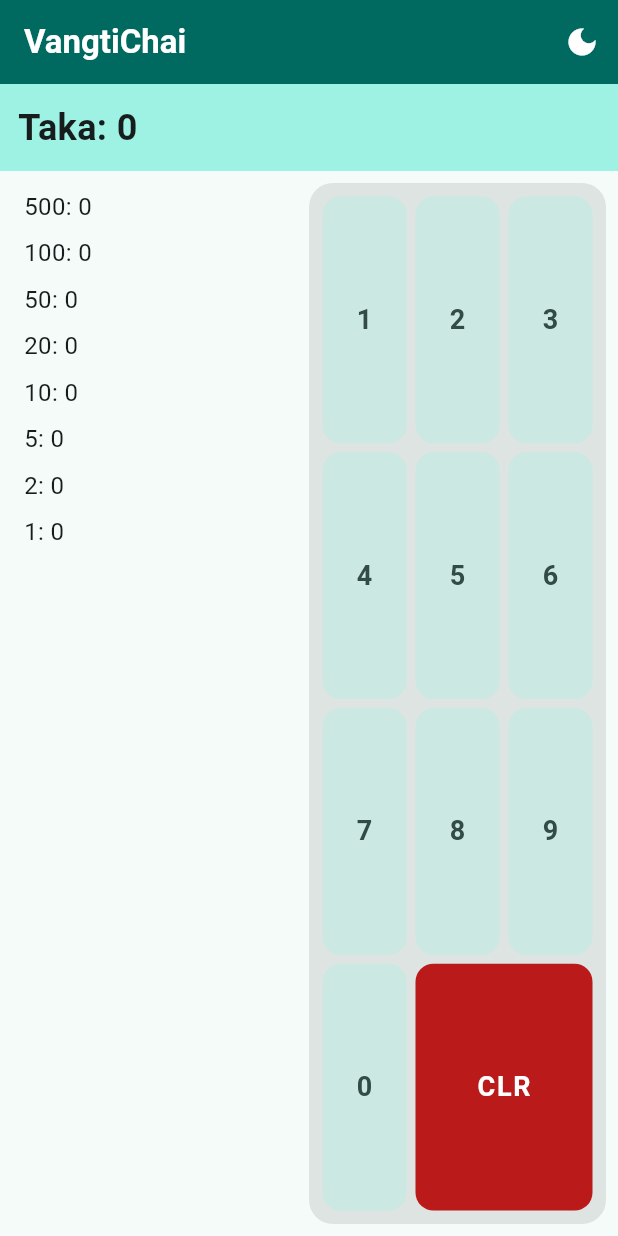
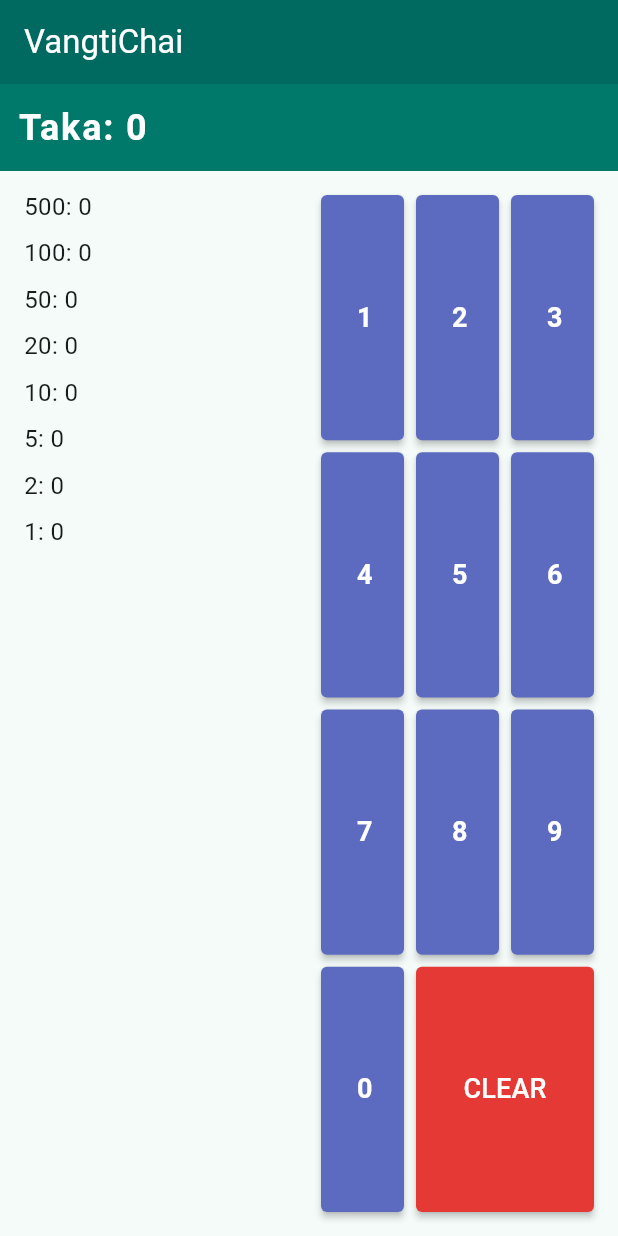
Before and after one commit to nailanafisalamia/CSE489-Assignment-1-VangtiChai-APP, a Flutter app: the screen it shows after launch, on a phone screen of 412 x 824 dp. Run offline on Flutter 3.47's test engine with Material 3 defaults, Android fonts, the phone set to English and light mode, and no system bars.

Commit message:
Initial Commit

```diff
--- a/lib/home_page.dart
+++ b/lib/home_page.dart
@@ -6,14 +6,7 @@ import 'widgets/change_table.dart';
 import 'widgets/numeric_keypad.dart';
 
 class HomePage extends StatefulWidget {
-  final VoidCallback onToggleTheme;
-  final bool isDark;
-
-  const HomePage({
-    super.key,
-    required this.onToggleTheme,
-    required this.isDark,
-  });
+  const HomePage({super.key});
 
   @override
   State<HomePage> createState() => _HomePageState();
@@ -45,35 +38,27 @@ class _HomePageState extends State<HomePage> {
 
     return Scaffold(
       appBar: AppBar(
-        title: const Text(
-          'VangtiChai',
-          style: TextStyle(fontWeight: FontWeight.bold),
-        ),
+        title: const Text('VangtiChai'),
         backgroundColor: Theme.of(context).colorScheme.primary,
         foregroundColor: Colors.white,
-        actions: [
-          IconButton(
-            icon: Icon(
-              widget.isDark ? Icons.light_mode : Icons.dark_mode,
-              color: Colors.white,
-            ),
-            tooltip:
-                widget.isDark ? 'Switch to light mode' : 'Switch to dark mode',
-            onPressed: widget.onToggleTheme,
-          ),
-        ],
       ),
       body: OrientationBuilder(
         builder: (context, orientation) {
-          return orientation == Orientation.portrait
-              ? _buildPortrait(changeMap, isTablet)
-              : _buildLandscape(changeMap, isTablet);
+          if (orientation == Orientation.portrait) {
+            return _buildPortrait(context, changeMap, isTablet);
+          } else {
+            return _buildLandscape(context, changeMap, isTablet);
+          }
         },
       ),
     );
   }
 
-  Widget _buildPortrait(Map<int, int> changeMap, bool isTablet) {
+  Widget _buildPortrait(
+    BuildContext context,
+    Map<int, int> changeMap,
+    bool isTablet,
+  ) {
     return Column(
       children: [
         AmountDisplay(amount: _amount, isTablet: isTablet),
@@ -106,7 +91,11 @@ class _HomePageState extends State<HomePage> {
     );
   }
 
-  Widget _buildLandscape(Map<int, int> changeMap, bool isTablet) {
+  Widget _buildLandscape(
+    BuildContext context,
+    Map<int, int> changeMap,
+    bool isTablet,
+  ) {
     return Column(
       children: [
         AmountDisplay(amount: _amount, isTablet: isTablet),
--- a/lib/main.dart
+++ b/lib/main.dart
@@ -5,22 +5,8 @@ void main() {
   runApp(const VangtiChaiApp());
 }
 
-class VangtiChaiApp extends StatefulWidget {
+class VangtiChaiApp extends StatelessWidget {
   const VangtiChaiApp({super.key});
-
-  @override
-  State<VangtiChaiApp> createState() => _VangtiChaiAppState();
-}
-
-class _VangtiChaiAppState extends State<VangtiChaiApp> {
-  ThemeMode _themeMode = ThemeMode.light;
-
-  void _toggleTheme() {
-    setState(() {
-      _themeMode =
-          _themeMode == ThemeMode.light ? ThemeMode.dark : ThemeMode.light;
-    });
-  }
 
   @override
   Widget build(BuildContext context) {
@@ -31,18 +17,7 @@ class _VangtiChaiAppState extends State<VangtiChaiApp> {
         colorScheme: ColorScheme.fromSeed(seedColor: Colors.teal),
         useMaterial3: true,
       ),
-      darkTheme: ThemeData(
-        colorScheme: ColorScheme.fromSeed(
-          seedColor: Colors.teal,
-          brightness: Brightness.dark,
-        ),
-        useMaterial3: true,
-      ),
-      themeMode: _themeMode,
-      home: HomePage(
-        onToggleTheme: _toggleTheme,
-        isDark: _themeMode == ThemeMode.dark,
-      ),
+      home: const HomePage(),
     );
   }
 }
--- a/lib/utils/app_dimensions.dart
+++ b/lib/utils/app_dimensions.dart
@@ -4,21 +4,18 @@ class AppDimensions {
   static const double amountFontSize = 24.0;
   static const double tableFontSize = 16.0;
   static const double buttonFontSize = 18.0;
-
-  static const double amountFontSizeTablet = 30.0;
-  static const double tableFontSizeTablet = 20.0;
-  static const double buttonFontSizeTablet = 22.0;
+  static const double tableHeaderFontSize = 18.0;
 
   static const double screenPadding = 8.0;
   static const double buttonPadding = 4.0;
   static const double tableRowPadding = 4.0;
   static const double amountPadding = 12.0;
 
-  static const double buttonBorderRadius = 12.0;
+  static const double buttonBorderRadius = 4.0;
   static const double buttonElevation = 2.0;
   static const double buttonMinHeight = 48.0;
-  static const double buttonGap = 3.0;
 
-  static const double keypadBorderRadius = 16.0;
-  static const double keypadPadding = 6.0;
+  static const double tableFontSizeTablet = 20.0;
+  static const double buttonFontSizeTablet = 22.0;
+  static const double amountFontSizeTablet = 30.0;
 }
--- a/lib/widgets/amount_display.dart
+++ b/lib/widgets/amount_display.dart
@@ -20,12 +20,14 @@ class AmountDisplay extends StatelessWidget {
     return Container(
       width: double.infinity,
       padding: const EdgeInsets.all(AppDimensions.amountPadding),
-      color: Theme.of(context).colorScheme.primaryContainer,
+      color: Colors.teal.shade700,
       child: Text(
         'Taka: $amount',
         style: TextStyle(
           fontSize: fontSize,
           fontWeight: FontWeight.bold,
+          color: Colors.white,
+          letterSpacing: 1.2,
         ),
       ),
     );
--- a/lib/widgets/change_table.dart
+++ b/lib/widgets/change_table.dart
@@ -4,7 +4,7 @@ import '../utils/change_calculator.dart';
 
 class ChangeTable extends StatelessWidget {
   final Map<int, int> changeMap;
-  final int columns;
+  final int columns; // 1 for portrait, 2 for landscape
   final bool isTablet;
 
   const ChangeTable({
@@ -21,9 +21,11 @@ class ChangeTable extends StatelessWidget {
         : AppDimensions.tableFontSize;
     final allDenoms = denominations;
 
-    return columns == 1
-        ? _buildSingleColumn(allDenoms, fontSize)
-        : _buildTwoColumns(allDenoms, fontSize);
+    if (columns == 1) {
+      return _buildSingleColumn(allDenoms, fontSize);
+    } else {
+      return _buildTwoColumns(allDenoms, fontSize);
+    }
   }
 
   Widget _buildSingleColumn(List<int> denoms, double fontSize) {
@@ -35,8 +37,8 @@ class ChangeTable extends StatelessWidget {
 
   Widget _buildTwoColumns(List<int> denoms, double fontSize) {
     final half = denoms.length ~/ 2;
-    final left = denoms.sublist(0, half);
-    final right = denoms.sublist(half);
+    final left = denoms.sublist(0, half);   // 500,100,50,20
+    final right = denoms.sublist(half);     // 10,5,2,1
 
     return Row(
       crossAxisAlignment: CrossAxisAlignment.start,
--- a/lib/widgets/numeric_keypad.dart
+++ b/lib/widgets/numeric_keypad.dart
@@ -2,7 +2,7 @@ import 'package:flutter/material.dart';
 import '../utils/app_dimensions.dart';
 
 class NumericKeypad extends StatelessWidget {
-  final int columns;
+  final int columns; // 3 for portrait, 4 for landscape
   final bool isTablet;
   final void Function(int digit) onDigit;
   final VoidCallback onClear;
@@ -21,59 +21,76 @@ class NumericKeypad extends StatelessWidget {
         ? AppDimensions.buttonFontSizeTablet
         : AppDimensions.buttonFontSize;
 
-    return Container(
-      decoration: BoxDecoration(
-        color: Theme.of(context).colorScheme.surfaceContainerHighest,
-        borderRadius: BorderRadius.circular(AppDimensions.keypadBorderRadius),
-      ),
-      padding: const EdgeInsets.all(AppDimensions.keypadPadding),
+    return Padding(
+      padding: const EdgeInsets.all(AppDimensions.buttonPadding),
       child: columns == 3
-          ? _buildPortraitGrid(context, fontSize)
-          : _buildLandscapeGrid(context, fontSize),
+          ? _buildPortraitLayout(fontSize)
+          : _buildLandscapeLayout(fontSize),
     );
   }
 
-  Widget _buildPortraitGrid(BuildContext context, double fontSize) {
+  // Portrait (3 cols): rows [1,2,3], [4,5,6], [7,8,9], [0, CLEAR(2)]
+  Widget _buildPortraitLayout(double fontSize) {
     return Column(
       children: [
-        _buildRow(context, [1, 2, 3], fontSize),
-        _buildRow(context, [4, 5, 6], fontSize),
-        _buildRow(context, [7, 8, 9], fontSize),
-        _buildLastRowPortrait(context, fontSize),
+        _row([1, 2, 3], fontSize),
+        _row([4, 5, 6], fontSize),
+        _row([7, 8, 9], fontSize),
+        _lastRow([0], fontSize),
       ],
     );
   }
 
-  Widget _buildLandscapeGrid(BuildContext context, double fontSize) {
+  // Landscape (4 cols): rows [1,2,3,4], [5,6,7,8], [9,0, CLEAR(2)]
+  Widget _buildLandscapeLayout(double fontSize) {
     return Column(
       children: [
-        _buildRow(context, [1, 2, 3, 4], fontSize),
-        _buildRow(context, [5, 6, 7, 8], fontSize),
-        _buildLastRowLandscape(context, fontSize),
+        _row([1, 2, 3, 4], fontSize),
+        _row([5, 6, 7, 8], fontSize),
+        _lastRow([9, 0], fontSize),
       ],
     );
   }
 
-  Widget _buildRow(BuildContext context, List<int> digits, double fontSize) {
+  Widget _row(List<int> digits, double fontSize) {
     return Expanded(
       child: Row(
         crossAxisAlignment: CrossAxisAlignment.stretch,
-        children:
-            digits.map((d) => _digitButton(context, d, fontSize)).toList(),
+        children: digits
+            .map((d) => _digitButton(d, fontSize))
+            .toList(),
       ),
     );
   }
 
-  Widget _buildLastRowPortrait(BuildContext context, double fontSize) {
+  // Last row: provided digits + CLEAR spanning 2 columns
+  Widget _lastRow(List<int> digits, double fontSize) {
     return Expanded(
       child: Row(
         crossAxisAlignment: CrossAxisAlignment.stretch,
         children: [
-          _digitButton(context, 0, fontSize),
+          ...digits.map((d) => _digitButton(d, fontSize)),
           Expanded(
             flex: 2,
-            child: _gap(
-              child: _clearButton(context, fontSize),
+            child: Padding(
+              padding: const EdgeInsets.all(AppDimensions.buttonPadding),
+              child: ElevatedButton(
+                onPressed: onClear,
+                style: ElevatedButton.styleFrom(
+                  shape: RoundedRectangleBorder(
+                    borderRadius:
+                        BorderRadius.circular(AppDimensions.buttonBorderRadius),
+                  ),
+                  elevation: AppDimensions.buttonElevation,
+                  minimumSize: const Size(0, AppDimensions.buttonMinHeight),
+                  backgroundColor: Colors.red.shade600,
+                  foregroundColor: Colors.white,
+                ),
+                child: Text(
+                  'CLEAR',
+                  style: TextStyle(fontSize: fontSize),
+                ),
+              ),
             ),
           ),
         ],
@@ -81,75 +98,28 @@ class NumericKeypad extends StatelessWidget {
     );
   }
 
-  Widget _buildLastRowLandscape(BuildContext context, double fontSize) {
+  Widget _digitButton(int digit, double fontSize) {
     return Expanded(
-      child: Row(
-        crossAxisAlignment: CrossAxisAlignment.stretch,
-        children: [
-          _digitButton(context, 9, fontSize),
-          _digitButton(context, 0, fontSize),
-          Expanded(
-            flex: 2,
-            child: _gap(
-              child: _clearButton(context, fontSize),
-            ),
-          ),
-        ],
-      ),
-    );
-  }
-
-  Widget _digitButton(BuildContext context, int digit, double fontSize) {
-    return Expanded(
-      child: _gap(
-        child: FilledButton.tonal(
+      child: Padding(
+        padding: const EdgeInsets.all(AppDimensions.buttonPadding),
+        child: ElevatedButton(
           onPressed: () => onDigit(digit),
-          style: FilledButton.styleFrom(
+          style: ElevatedButton.styleFrom(
+            backgroundColor: Colors.indigo.shade400,
+            foregroundColor: Colors.white,
             shape: RoundedRectangleBorder(
               borderRadius:
                   BorderRadius.circular(AppDimensions.buttonBorderRadius),
             ),
-            padding: EdgeInsets.zero,
+            elevation: AppDimensions.buttonElevation,
+            minimumSize: const Size(0, AppDimensions.buttonMinHeight),
           ),
           child: Text(
             '$digit',
-            style: TextStyle(
-              fontSize: fontSize,
-              fontWeight: FontWeight.w600,
-            ),
+            style: TextStyle(fontSize: fontSize, fontWeight: FontWeight.w600),
           ),
         ),
       ),
     );
   }
-
-  Widget _clearButton(BuildContext context, double fontSize) {
-    final cs = Theme.of(context).colorScheme;
-    return FilledButton(
-      onPressed: onClear,
-      style: FilledButton.styleFrom(
-        backgroundColor: cs.error,
-        foregroundColor: cs.onError,
-        shape: RoundedRectangleBorder(
-          borderRadius: BorderRadius.circular(AppDimensions.buttonBorderRadius),
-        ),
-        padding: EdgeInsets.zero,
-      ),
-      child: Text(
-        'CLR',
-        style: TextStyle(
-          fontSize: fontSize,
-          fontWeight: FontWeight.bold,
-          letterSpacing: 1.2,
-        ),
-      ),
-    );
-  }
-
-  Widget _gap({required Widget child}) {
-    return Padding(
-      padding: const EdgeInsets.all(AppDimensions.buttonGap),
-      child: child,
-    );
-  }
 }
```
Also changed, not shown: README.txt (added), analysis_options.yaml (line endings or trailing spaces), docs/AI Declaration.txt (deleted), pubspec.lock (added), 131 other files.
